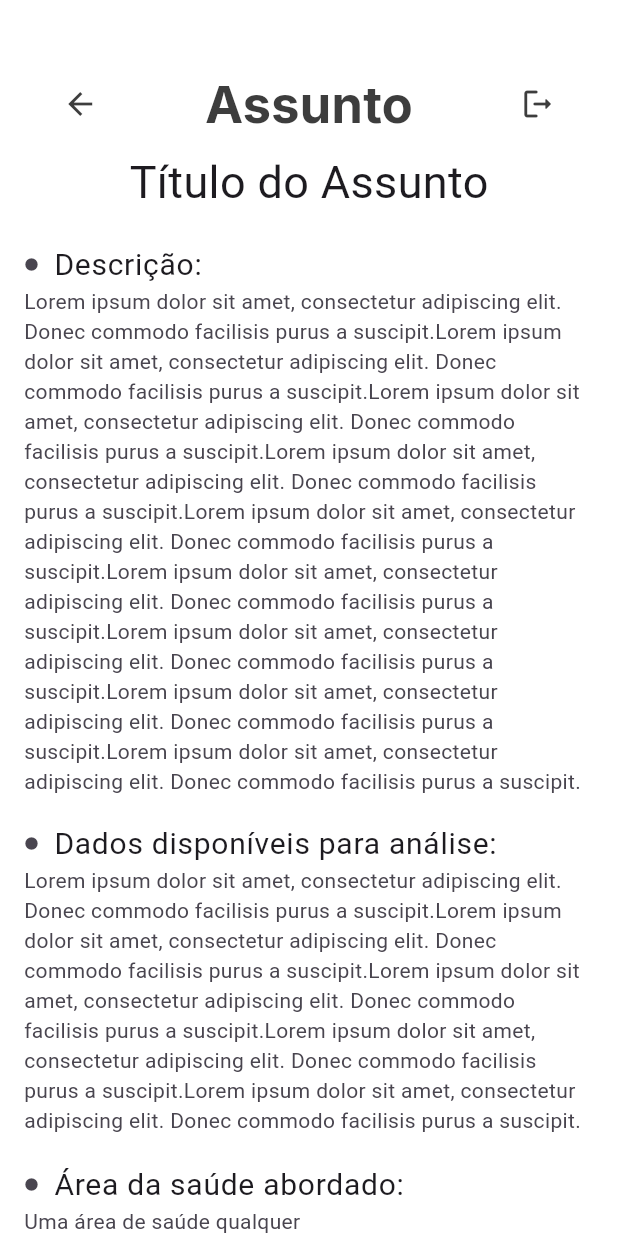
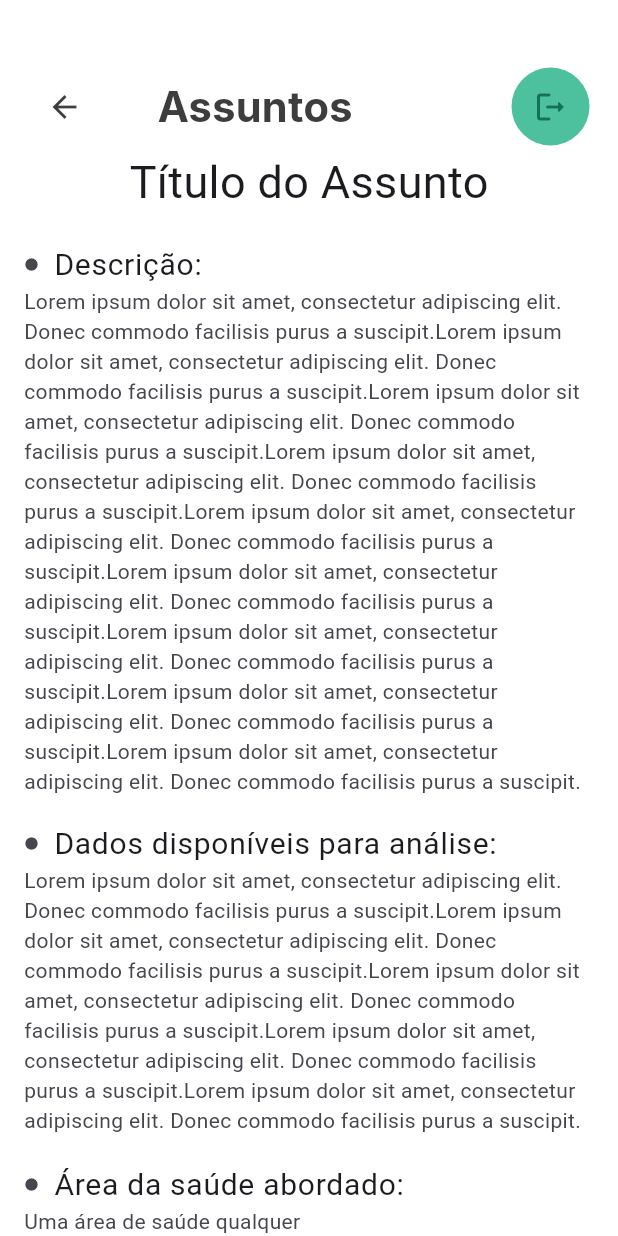
Before and after one commit to paulohp7/fatec_problematicas, a Flutter app: the Subject screen opened by its route, on a phone screen of 412 x 824 dp. Run offline on Flutter 3.47's test engine with Material 3 defaults, Android fonts, the phone set to English and light mode, and no system bars.

Commit message:
Ultimo arquivo para fazer padronização dos topo

```diff
--- a/lib/views/subject.page.dart
+++ b/lib/views/subject.page.dart
@@ -30,19 +30,30 @@ class Subject extends StatelessWidget {
                 ),
                 // SizedBox(width: 15), // Espaço entre a seta e o texto
                 Text(
-                  "Assunto",
+                  "Assuntos",
                   style: TextStyle(
-                    fontSize: 34,
+                    fontSize: 28,
                     fontFamily: 'Inter',
                     fontWeight: FontWeight.w800,
                     color: Color(0xFF3D3D3D),
                   ),
                 ),
-                IconButton(
-                  icon: Icon(Icons.logout_rounded, color: Color(0xFF3D3D3D)),
-                  onPressed: () {
-                    // Navigator.of(context).pop();
-                  },
+
+                SizedBox(width: 30), // espaço entre o bem-vindo e o logout
+
+                Container(
+                  padding: EdgeInsets.all(2), // Tamanho do círculo
+                  decoration: BoxDecoration(
+                    color: Color(0xFF4DC09E),
+                    shape: BoxShape.circle,
+                  ),
+                  child: IconButton(
+                    icon: Icon(Icons.logout_rounded, color: Color(0xFF13715B)),
+                    onPressed: () {
+                      // Navigator.of(context).pop();
+                      Navigator.pushNamed(context, '/login');
+                    },
+                  ),
                 ),
               ],
             ),
```
